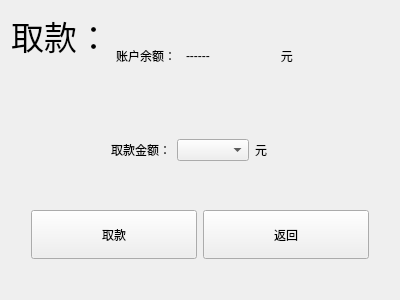
First picture: the form in withdrawwidget.ui, repository sumikkys/ATM-Simulator, before the edit.
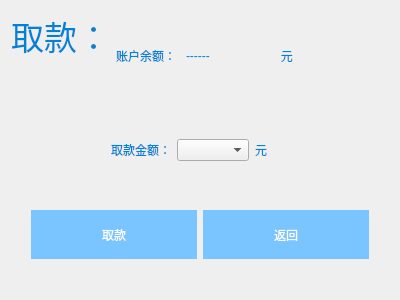
Second picture: the form after the edit.

Commit message: 界面美化

```diff
--- a/withdrawwidget.ui
+++ b/withdrawwidget.ui
@@ -13,6 +13,21 @@
   <property name="windowTitle">
    <string>Form</string>
   </property>
+  <property name="styleSheet">
+   <string notr="true">QPushButton {
+    background-color: #7ac4ff; /* 背景颜色 */
+    border: none;              /* 去掉边框 */
+    color: white;              /* 文本颜色 */
+}
+
+QPushButton:hover {
+    background-color: #336699; /* 鼠标悬停时背景颜色 */
+}
+
+QLabel {
+color: #0082d6;
+}</string>
+  </property>
   <layout class="QVBoxLayout" name="verticalLayout">
    <item>
     <layout class="QHBoxLayout" name="horizontalLayout_2" stretch="4,2,2,8">
```
The commit also changes 4 other files.
